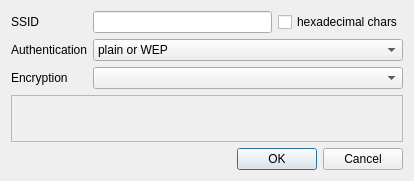
Qt form qnut/apconf.ui (dosnut/nut) before a commit.
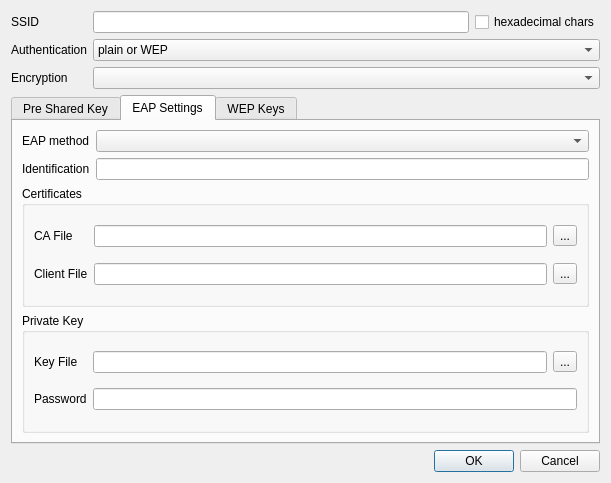
The same form after that commit. The open tabs and pages were chosen to show the change.

Commit message: [QNUT] wireless settings: buggy add/configure ap preview

Diff of the .ui file:
```diff
--- a/qnut/apconf.ui
+++ b/qnut/apconf.ui
@@ -5,8 +5,8 @@
    <rect>
     <x>0</x>
     <y>0</y>
-    <width>414</width>
-    <height>181</height>
+    <width>611</width>
+    <height>483</height>
    </rect>
   </property>
   <property name="windowTitle" >
@@ -107,14 +107,292 @@
     </layout>
    </item>
    <item>
-    <widget class="QFrame" name="confFrame" >
-     <property name="frameShape" >
-      <enum>QFrame::StyledPanel</enum>
+    <widget class="QTabWidget" name="confTabs" >
+     <property name="currentIndex" >
+      <number>0</number>
      </property>
-     <property name="frameShadow" >
-      <enum>QFrame::Raised</enum>
-     </property>
-     <layout class="QVBoxLayout" />
+     <widget class="QWidget" name="pskTab" >
+      <attribute name="title" >
+       <string>Pre Shared Key</string>
+      </attribute>
+      <layout class="QVBoxLayout" >
+       <item>
+        <layout class="QHBoxLayout" >
+         <item>
+          <widget class="QLabel" name="keyLabel" >
+           <property name="text" >
+            <string>Key</string>
+           </property>
+           <property name="margin" >
+            <number>-1</number>
+           </property>
+          </widget>
+         </item>
+         <item>
+          <widget class="QLineEdit" name="pskEdit" >
+           <property name="echoMode" >
+            <enum>QLineEdit::Password</enum>
+           </property>
+          </widget>
+         </item>
+         <item>
+          <widget class="QLabel" name="charCountLabel" >
+           <property name="text" >
+            <string>0 chars</string>
+           </property>
+          </widget>
+         </item>
+        </layout>
+       </item>
+       <item>
+        <widget class="QCheckBox" name="showKeyCheck" >
+         <property name="text" >
+          <string>Show key as plain text</string>
+         </property>
+        </widget>
+       </item>
+      </layout>
+     </widget>
+     <widget class="QWidget" name="eapTab" >
+      <attribute name="title" >
+       <string>EAP Settings</string>
+      </attribute>
+      <layout class="QVBoxLayout" >
+       <item>
+        <layout class="QGridLayout" >
+         <item row="0" column="0" >
+          <widget class="QLabel" name="eapLabel" >
+           <property name="text" >
+            <string>EAP method</string>
+           </property>
+           <property name="buddy" >
+            <cstring>eapCombo</cstring>
+           </property>
+          </widget>
+         </item>
+         <item row="0" column="1" >
+          <widget class="QComboBox" name="eapCombo" >
+           <property name="enabled" >
+            <bool>true</bool>
+           </property>
+          </widget>
+         </item>
+         <item row="1" column="0" >
+          <widget class="QLabel" name="identificationLabel" >
+           <property name="text" >
+            <string>Identification</string>
+           </property>
+          </widget>
+         </item>
+         <item row="1" column="1" >
+          <widget class="QLineEdit" name="identificationEdit" />
+         </item>
+        </layout>
+       </item>
+       <item>
+        <widget class="QGroupBox" name="certGroup" >
+         <property name="title" >
+          <string>Certificates</string>
+         </property>
+         <layout class="QGridLayout" >
+          <item row="0" column="0" >
+           <widget class="QLabel" name="caLabel" >
+            <property name="text" >
+             <string>CA File</string>
+            </property>
+            <property name="buddy" >
+             <cstring>caEdit</cstring>
+            </property>
+           </widget>
+          </item>
+          <item row="0" column="1" >
+           <layout class="QHBoxLayout" >
+            <item>
+             <widget class="QLineEdit" name="caEdit" />
+            </item>
+            <item>
+             <widget class="QToolButton" name="caBrowse" >
+              <property name="text" >
+               <string>...</string>
+              </property>
+             </widget>
+            </item>
+           </layout>
+          </item>
+          <item row="1" column="0" >
+           <widget class="QLabel" name="clientLabel" >
+            <property name="text" >
+             <string>Client File</string>
+            </property>
+            <property name="buddy" >
+             <cstring>clientEdit</cstring>
+            </property>
+           </widget>
+          </item>
+          <item row="1" column="1" >
+           <layout class="QHBoxLayout" >
+            <item>
+             <widget class="QLineEdit" name="clientEdit" />
+            </item>
+            <item>
+             <widget class="QToolButton" name="toolButton" >
+              <property name="text" >
+               <string>...</string>
+              </property>
+             </widget>
+            </item>
+           </layout>
+          </item>
+         </layout>
+        </widget>
+       </item>
+       <item>
+        <widget class="QGroupBox" name="privateKeyGroup" >
+         <property name="title" >
+          <string>Private Key</string>
+         </property>
+         <layout class="QGridLayout" >
+          <item row="0" column="0" >
+           <widget class="QLabel" name="keyFileLabel" >
+            <property name="text" >
+             <string>Key File</string>
+            </property>
+            <property name="buddy" >
+             <cstring>keyFileEdit</cstring>
+            </property>
+           </widget>
+          </item>
+          <item row="0" column="1" >
+           <layout class="QHBoxLayout" >
+            <item>
+             <widget class="QLineEdit" name="keyFileEdit" />
+            </item>
+            <item>
+             <widget class="QToolButton" name="toolButton_2" >
+              <property name="text" >
+               <string>...</string>
+              </property>
+             </widget>
+            </item>
+           </layout>
+          </item>
+          <item row="1" column="0" >
+           <widget class="QLabel" name="passwordLabel" >
+            <property name="text" >
+             <string>Password</string>
+            </property>
+           </widget>
+          </item>
+          <item row="1" column="1" >
+           <widget class="QLineEdit" name="passwordEdit" />
+          </item>
+         </layout>
+        </widget>
+       </item>
+      </layout>
+     </widget>
+     <widget class="QWidget" name="wepTab" >
+      <attribute name="title" >
+       <string>WEP Keys</string>
+      </attribute>
+      <layout class="QHBoxLayout" >
+       <item>
+        <layout class="QVBoxLayout" >
+         <item>
+          <widget class="QRadioButton" name="key0Radio" >
+           <property name="text" >
+            <string>WEP Key 0</string>
+           </property>
+           <property name="checked" >
+            <bool>true</bool>
+           </property>
+          </widget>
+         </item>
+         <item>
+          <widget class="QRadioButton" name="key1Radio" >
+           <property name="text" >
+            <string>WEP Key 1</string>
+           </property>
+          </widget>
+         </item>
+         <item>
+          <widget class="QRadioButton" name="key2Radio" >
+           <property name="text" >
+            <string>WEP Key 2</string>
+           </property>
+          </widget>
+         </item>
+         <item>
+          <widget class="QRadioButton" name="key3Radio" >
+           <property name="text" >
+            <string>WEP Key 3</string>
+           </property>
+          </widget>
+         </item>
+        </layout>
+       </item>
+       <item>
+        <layout class="QVBoxLayout" >
+         <item>
+          <layout class="QHBoxLayout" >
+           <item>
+            <widget class="QLineEdit" name="key0Edit" />
+           </item>
+           <item>
+            <widget class="QCheckBox" name="key0HexCheck" >
+             <property name="text" >
+              <string>hexadecimal chars</string>
+             </property>
+            </widget>
+           </item>
+          </layout>
+         </item>
+         <item>
+          <layout class="QHBoxLayout" >
+           <item>
+            <widget class="QLineEdit" name="key1Edit" />
+           </item>
+           <item>
+            <widget class="QCheckBox" name="key1HexCheck" >
+             <property name="text" >
+              <string>hexadecimal chars</string>
+             </property>
+            </widget>
+           </item>
+          </layout>
+         </item>
+         <item>
+          <layout class="QHBoxLayout" >
+           <item>
+            <widget class="QLineEdit" name="key2Edit" />
+           </item>
+           <item>
+            <widget class="QCheckBox" name="key2HexCheck" >
+             <property name="text" >
+              <string>hexadecimal chars</string>
+             </property>
+            </widget>
+           </item>
+          </layout>
+         </item>
+         <item>
+          <layout class="QHBoxLayout" >
+           <item>
+            <widget class="QLineEdit" name="key3Edit" />
+           </item>
+           <item>
+            <widget class="QCheckBox" name="key3HexCheck" >
+             <property name="text" >
+              <string>hexadecimal chars</string>
+             </property>
+            </widget>
+           </item>
+          </layout>
+         </item>
+        </layout>
+       </item>
+      </layout>
+     </widget>
     </widget>
    </item>
    <item>
```
The commit also changes 8 other files.
